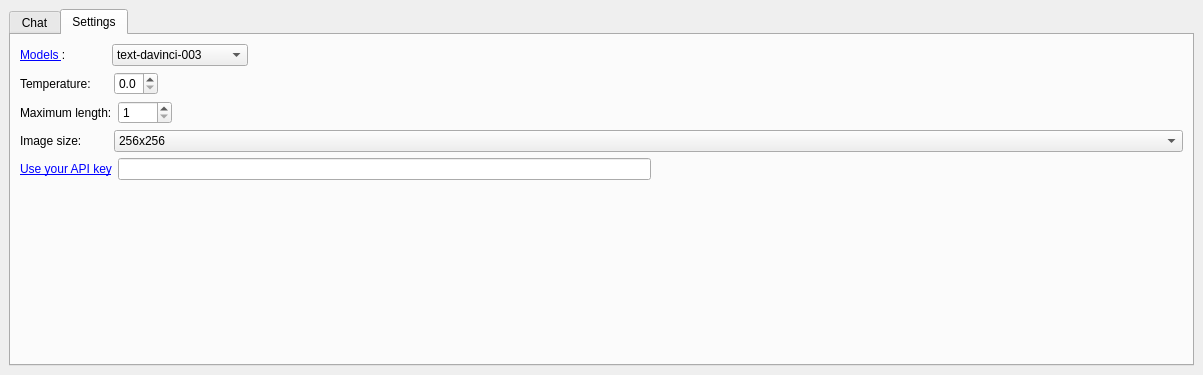
This is qchatqpt_dialog_base.ui in TRON-151/GeoAgent as Qt 5 draws it before an edit. The edited form follows.
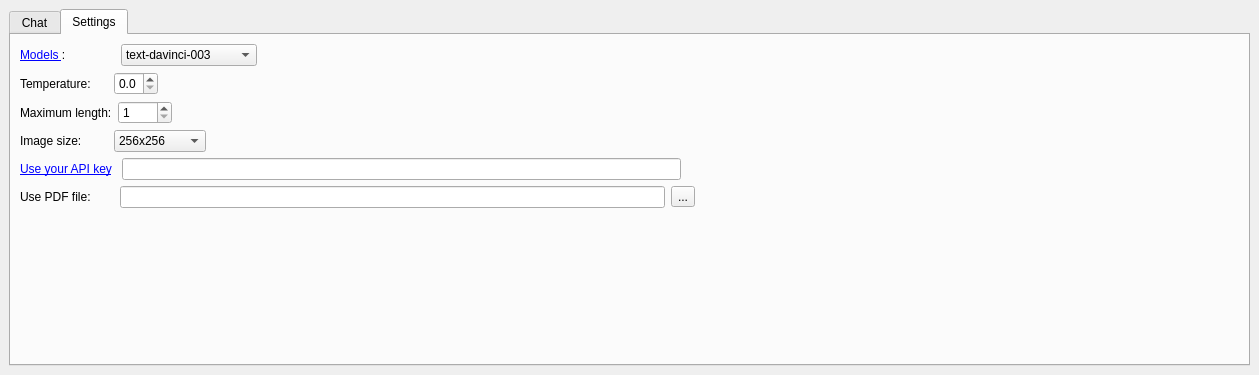
This is the edited form. The open tabs and pages were chosen to show the change. Custom widgets are drawn as their Qt base class.

```diff
--- a/qchatqpt_dialog_base.ui
+++ b/qchatqpt_dialog_base.ui
@@ -6,7 +6,7 @@
    <rect>
     <x>0</x>
     <y>0</y>
-    <width>1203</width>
+    <width>1259</width>
     <height>375</height>
    </rect>
   </property>
@@ -419,7 +419,7 @@
                <string>The model which will generate the completion.</string>
               </property>
               <property name="text">
-               <string>&lt;a href=&quot;https://platform.openai.com/docs/models/overview&quot;&gt;Models &lt;/a&gt;:</string>
+               <string>&lt;a href=&quot;https://platform.openai.com/docs/models/overview&quot;&gt;Models &lt;/a&gt;:   </string>
               </property>
               <property name="openExternalLinks">
                <bool>true</bool>
@@ -436,7 +436,7 @@
               </property>
               <property name="sizeHint" stdset="0">
                <size>
-                <width>40</width>
+                <width>46</width>
                 <height>20</height>
                </size>
               </property>
@@ -639,6 +639,19 @@
               </item>
              </widget>
             </item>
+            <item>
+             <spacer name="horizontalSpacer_8">
+              <property name="orientation">
+               <enum>Qt::Horizontal</enum>
+              </property>
+              <property name="sizeHint" stdset="0">
+               <size>
+                <width>40</width>
+                <height>20</height>
+               </size>
+              </property>
+             </spacer>
+            </item>
            </layout>
           </item>
           <item>
@@ -649,7 +662,7 @@
                <string>If you want, you can use your API key.</string>
               </property>
               <property name="text">
-               <string>&lt;a href=&quot;https://platform.openai.com/account/api-keys&quot;&gt;Use your API key&lt;/a&gt;</string>
+               <string>&lt;a href=&quot;https://platform.openai.com/account/api-keys&quot;&gt;Use your API key&lt;/a&gt; </string>
               </property>
               <property name="wordWrap">
                <bool>true</bool>
@@ -677,6 +690,68 @@
             </item>
            </layout>
           </item>
+          <item>
+           <layout class="QHBoxLayout" name="horizontalLayout_8">
+            <item>
+             <widget class="QLabel" name="label_4">
+              <property name="sizePolicy">
+               <sizepolicy hsizetype="Fixed" vsizetype="Preferred">
+                <horstretch>0</horstretch>
+                <verstretch>0</verstretch>
+               </sizepolicy>
+              </property>
+              <property name="toolTip">
+               <string>Please select PDF from Chat.</string>
+              </property>
+              <property name="text">
+               <string>Use PDF file:       </string>
+              </property>
+              <property name="wordWrap">
+               <bool>true</bool>
+              </property>
+             </widget>
+            </item>
+            <item>
+             <widget class="QLineEdit" name="pdf_path">
+              <property name="sizePolicy">
+               <sizepolicy hsizetype="MinimumExpanding" vsizetype="Fixed">
+                <horstretch>0</horstretch>
+                <verstretch>0</verstretch>
+               </sizepolicy>
+              </property>
+              <property name="toolTip">
+               <string>Please select PDF from Chat.</string>
+              </property>
+             </widget>
+            </item>
+            <item>
+             <widget class="QToolButton" name="toolButton">
+              <property name="sizePolicy">
+               <sizepolicy hsizetype="Fixed" vsizetype="Fixed">
+                <horstretch>0</horstretch>
+                <verstretch>0</verstretch>
+               </sizepolicy>
+              </property>
+              <property name="text">
+               <string>...</string>
+              </property>
+             </widget>
+            </item>
+            <item>
+             <spacer name="horizontalSpacer_7">
+              <property name="orientation">
+               <enum>Qt::Horizontal</enum>
+              </property>
+              <property name="sizeHint" stdset="0">
+               <size>
+                <width>40</width>
+                <height>20</height>
+               </size>
+              </property>
+             </spacer>
+            </item>
+           </layout>
+          </item>
           <item>
            <spacer name="verticalSpacer">
             <property name="orientation">
```
Left out of the diff: 12 changed lines with no effect on the pictures.
